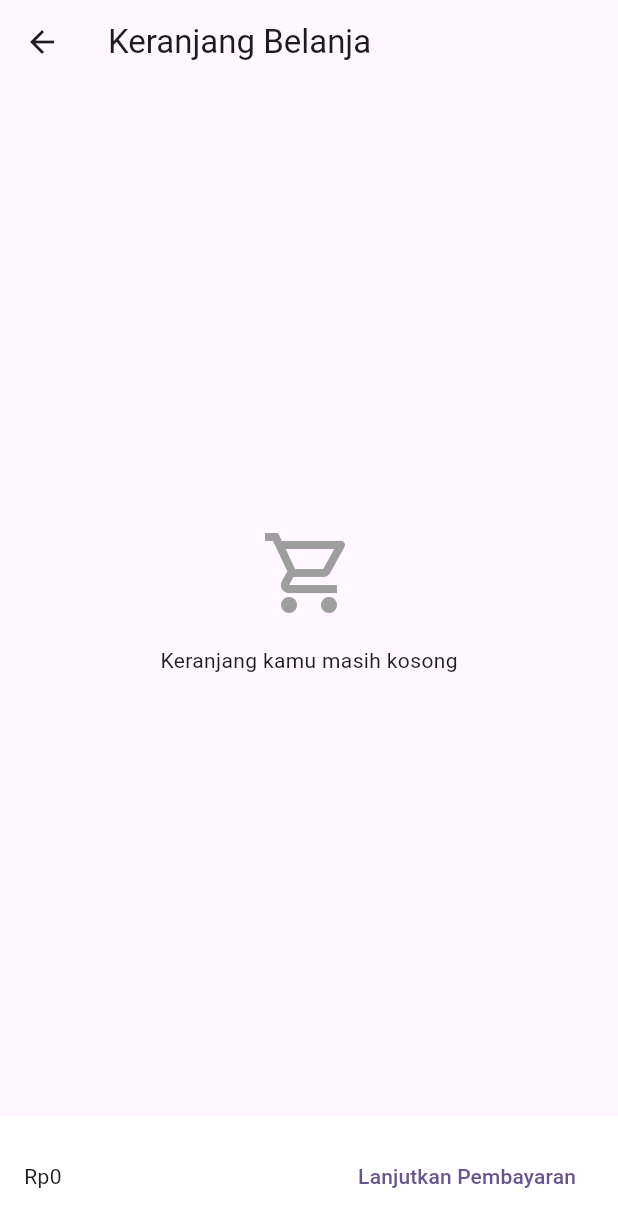
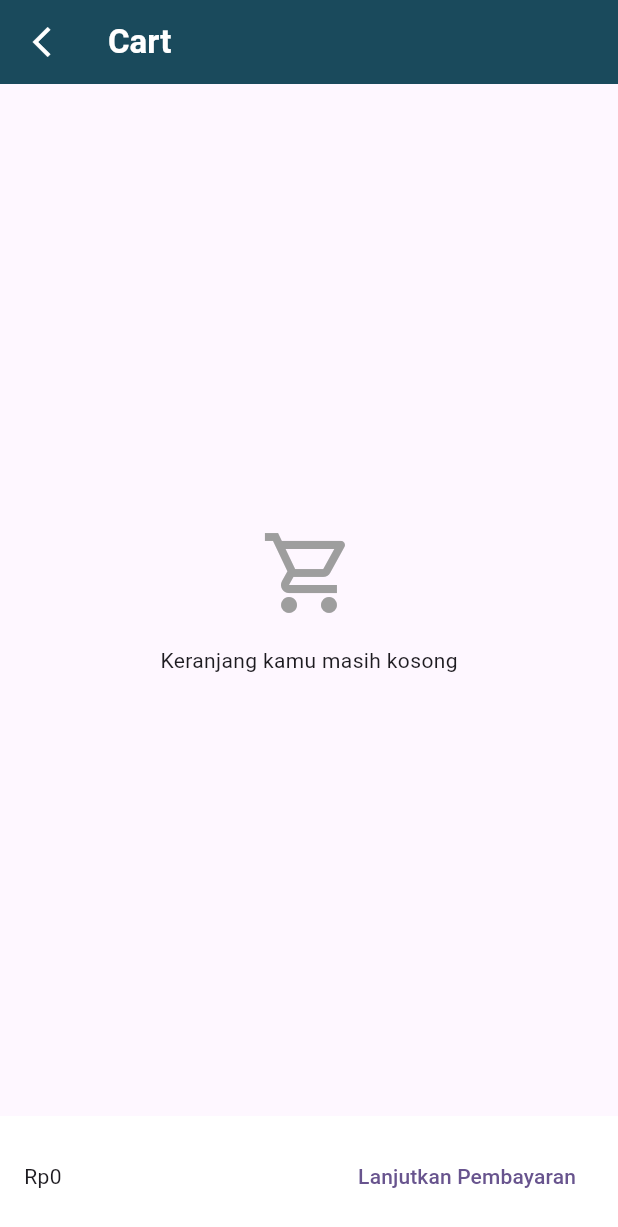
Before and after one commit to IlhamAbdul07/flutter_mart, a Flutter app: the CartScreen screen opened directly, on a phone screen of 412 x 824 dp. Shown: the top 1227 px of the screen. Run offline on Flutter 3.47's test engine with Material 3 defaults, Android fonts, the phone set to English and light mode, and no system bars; our stand-ins replace dio; network calls fail.

Commit message:
Cart Screen Poolishing #1

```diff
--- /dev/null
+++ b/lib/utils/app_colors.dart
@@ -0,0 +1,5 @@
+import 'package:flutter/material.dart';
+
+class AppColors {
+  static const Color bgMain = Color(0xFF1A4A5C);
+}
--- /dev/null
+++ b/lib/widgets/appbar_widget.dart
@@ -0,0 +1,23 @@
+import 'package:flutter/material.dart';
+import 'package:flutter_mart/utils/app_colors.dart';
+
+class AppbarWidget extends StatelessWidget {
+  final String title;
+  const AppbarWidget({required this.title});
+
+  @override
+  Widget build(BuildContext context) {
+    return AppBar(
+      backgroundColor: AppColors.bgMain,
+      iconTheme: IconThemeData(color: Colors.white),
+      leading: IconButton(
+        onPressed: () => Navigator.pop(context),
+        icon: Icon(Icons.arrow_back_ios_sharp),
+      ),
+      title: Text(
+        title,
+        style: TextStyle(fontWeight: FontWeight.w600, color: Colors.white),
+      ),
+    );
+  }
+}
```
Also changed, not shown: lib/screens/cart_screen.dart (+48 -15 lines).
